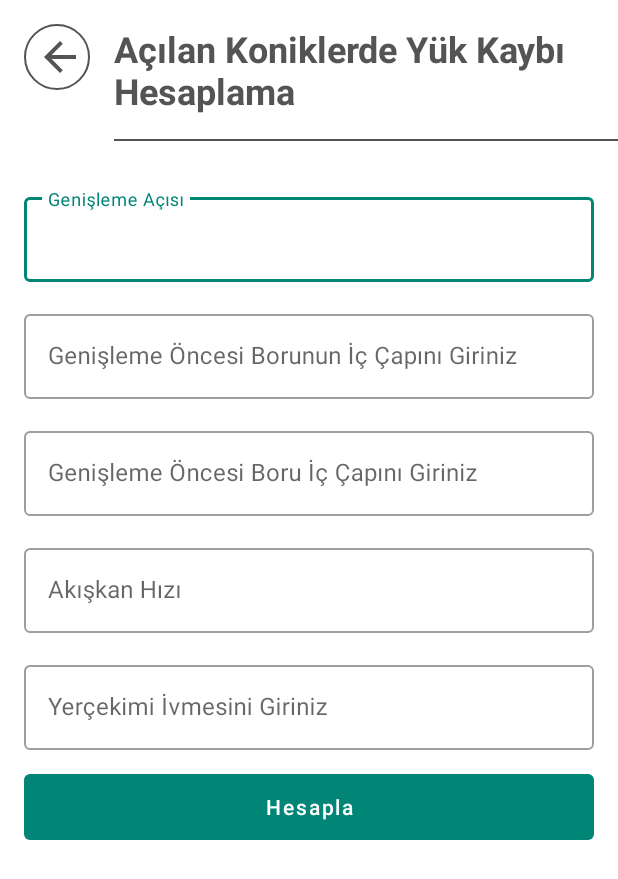
After one commit to nuriefeoglu/MbuProject, an Android app: the CalculateExpandingConicActivity screen opened directly, with no data from a screen before it, on a phone screen of 412 x 824 dp. The commit adds this screen. Shown: the top 879 px of the screen. Run offline under Robolectric (Android 15) with nearby library versions, the phone set to English and light mode, and no system bars; our stand-ins replace ButterKnife.

Commit message:
add CalculateExpandingConic

```diff
--- a/app/src/main/AndroidManifest.xml
+++ b/app/src/main/AndroidManifest.xml
@@ -11,7 +11,8 @@
         android:supportsRtl="true"
         android:theme="@style/AppTheme"
         tools:ignore="AllowBackup,GoogleAppIndexingWarning">
-        <activity android:name=".branchingandconnectioncurrent.BranchingAndConnectionCurrentActivity"></activity>
+        <activity android:name=".calculateexpandingconic.CalculateExpandingConicActivity"></activity>
+        <activity android:name=".branchingandconnectioncurrent.BranchingAndConnectionCurrentActivity" />
         <activity android:name=".circularroutescalculateofloadloseshard.CircularRoutesCalculateOfLoadLosesHardActivity" />
         <activity android:name=".circularroutescalculateofchargeloadsoft.CircularRoutesCalculateOfChargeLoadSoftActivity" />
         <activity android:name=".calculateofloadloses.CalculateOfLoadLosesActivity" />
--- /dev/null
+++ b/app/src/main/java/com/nuriefeoglu/mbuproject/calculateexpandingconic/CalculateExpandingConicActivity.java
@@ -0,0 +1,76 @@
+package com.nuriefeoglu.mbuproject.calculateexpandingconic;
+
+import android.widget.TextView;
+
+import com.google.android.material.button.MaterialButton;
+import com.google.android.material.textfield.TextInputEditText;
+import com.nuriefeoglu.mbuproject.R;
+import com.nuriefeoglu.mbuproject.base.BaseActivity;
+
+import butterknife.BindView;
+
+public class CalculateExpandingConicActivity extends BaseActivity implements CalculateExpandingConicPresenter.IView {
+
+    @BindView(R.id.edt_expanding_conic)
+    TextInputEditText edtExpandingConic;
+    @BindView(R.id.edt_genisleme_oncesi_boru_capi)
+    TextInputEditText edtGenislemeOncesiBoruIcCapi;
+    @BindView(R.id.edt_genisleme_sonrasi_boru_ic_capi)
+    TextInputEditText edtGenislemeSonrasiBoruIcCapi;
+    @BindView(R.id.edt_akiskan_hizi)
+    TextInputEditText edtAkiskanHizi;
+    @BindView(R.id.edt_yercekimi_ivmesi)
+    TextInputEditText edtYercekimiIvmesi;
+
+    @BindView(R.id.btn_hesapla)
+    MaterialButton btnHesapla;
+    @BindView(R.id.txt_sonuc)
+    TextView txtSonuc;
+
+    private CalculateExpandingConicPresenter presenter;
+
+    @Override
+    protected void viewDidLoad() {
+
+        presenter = new CalculateExpandingConicPresenter(this);
+        btnHesapla.setOnClickListener(v -> {
+            //noinspection ConstantConditions
+            presenter.validate(edtExpandingConic.getText().toString(),
+                    edtGenislemeOncesiBoruIcCapi.getText().toString(),
+                    edtGenislemeSonrasiBoruIcCapi.getText().toString(),
+                    edtAkiskanHizi.getText().toString(),
+                    edtYercekimiIvmesi.getText().toString());
+        });
+
+    }
+
+    @Override
+    protected int layoutRes() {
+        return R.layout.activity_calculate_expanding_conic;
+    }
+
+    @Override
+    public String setHeaderText() {
+        return getStringResource(R.string.calculate_expanding_conic);
+    }
+
+    @Override
+    public void setError() {
+        showToast(getStringResource(R.string.empty_field));
+    }
+
+    @Override
+    public void setResult(String result) {
+        txtSonuc.setText(String.format("Sonuç : %s", result));
+    }
+
+    @Override
+    public void setButtonEnabled() {
+        btnHesapla.setEnabled(true);
+    }
+
+    @Override
+    public void setButtonDisabled() {
+        btnHesapla.setEnabled(false);
+    }
+}
--- /dev/null
+++ b/app/src/main/java/com/nuriefeoglu/mbuproject/calculateexpandingconic/CalculateExpandingConicPresenter.java
@@ -0,0 +1,56 @@
+package com.nuriefeoglu.mbuproject.calculateexpandingconic;
+
+import com.nuriefeoglu.mbuproject.Formulas;
+
+import java.util.ArrayList;
+import java.util.List;
+
+public class CalculateExpandingConicPresenter {
+
+    private IView view;
+    private List<Double> pipeArr = new ArrayList<>();
+
+    CalculateExpandingConicPresenter(IView view) {
+        this.view = view;
+    }
+
+    private void calculate() {
+
+        try {
+            Double result;
+            result = Formulas.expandingConic(pipeArr.get(0), pipeArr.get(1), pipeArr.get(2), pipeArr.get(3), pipeArr.get(4));
+            view.setResult(result.toString());
+            view.setButtonEnabled();
+        } catch (ArrayIndexOutOfBoundsException e) {
+            e.printStackTrace();
+        }
+    }
+
+    void validate(String... pipes){
+        pipeArr.clear();
+        view.setButtonDisabled();
+        for (String pipe : pipes){
+            if (pipe.isEmpty() || pipe.matches("")){
+                view.setError();
+                pipeArr.clear();
+                view.setButtonEnabled();
+            } else {
+                pipeArr.add(Double.parseDouble(pipe));
+            }
+        }
+        calculate();
+    }
+
+
+    interface IView {
+        void setError();
+
+        void setResult(String result);
+
+        void setButtonEnabled();
+
+        void setButtonDisabled();
+
+    }
+
+}
--- a/app/src/main/java/com/nuriefeoglu/mbuproject/home/MainActivity.java
+++ b/app/src/main/java/com/nuriefeoglu/mbuproject/home/MainActivity.java
@@ -7,6 +7,7 @@ import com.nuriefeoglu.mbuproject.R;
 import com.nuriefeoglu.mbuproject.base.BaseActivity;
 import com.nuriefeoglu.mbuproject.branchingandconnectioncurrent.BranchingAndConnectionCurrentActivity;
 import com.nuriefeoglu.mbuproject.calculateEconomicDiameterOfThePipe.CalculateEconomicDiameterOfThePipeActivity;
+import com.nuriefeoglu.mbuproject.calculateexpandingconic.CalculateExpandingConicActivity;
 import com.nuriefeoglu.mbuproject.calculateofloadloses.CalculateOfLoadLosesActivity;
 import com.nuriefeoglu.mbuproject.circularroutescalculateofchargeloadsoft.CircularRoutesCalculateOfChargeLoadSoftActivity;
 import com.nuriefeoglu.mbuproject.circularroutescalculateofloadloseshard.CircularRoutesCalculateOfLoadLosesHardActivity;
@@ -42,7 +43,8 @@ public class MainActivity extends BaseActivity implements MainActivityPresenter.
     MaterialButton btnCircularRoutesCalculateOfChargeLoadHard;
     @BindView(R.id.btnBranchingAndConnectionCurrent)
     MaterialButton btnBranchingAndConnectionCurrent;
-
+    @BindView(R.id.btnCalculateExpandingConic)
+    MaterialButton btnCalculateExpandingConic;
 
     private MainActivityPresenter presenter;
 
@@ -67,6 +69,8 @@ public class MainActivity extends BaseActivity implements MainActivityPresenter.
 
         btnBranchingAndConnectionCurrent.setOnClickListener(v -> presenter.navigate(BranchingAndConnectionCurrentActivity.class));
 
+        btnCalculateExpandingConic.setOnClickListener(v -> presenter.navigate(CalculateExpandingConicActivity.class));
+
     }
 
     @Override
--- /dev/null
+++ b/app/src/main/res/layout/activity_calculate_expanding_conic.xml
@@ -0,0 +1,155 @@
+<?xml version="1.0" encoding="utf-8"?>
+<ScrollView xmlns:android="http://schemas.android.com/apk/res/android"
+    xmlns:app="http://schemas.android.com/apk/res-auto"
+    xmlns:tools="http://schemas.android.com/tools"
+    android:layout_width="match_parent"
+    android:layout_height="match_parent"
+    tools:context=".calculateexpandingconic.CalculateExpandingConicActivity">
+
+    <LinearLayout
+        android:layout_width="match_parent"
+        android:layout_height="wrap_content"
+        android:orientation="vertical">
+
+        <include
+            android:id="@+id/incHeader"
+            layout="@layout/header"/>
+
+        <LinearLayout
+            android:layout_width="match_parent"
+            android:layout_height="wrap_content"
+            android:orientation="vertical"
+            android:layout_marginStart="16dp"
+            android:layout_marginEnd="16dp"
+            android:layout_marginTop="16dp">
+
+
+            <com.google.android.material.textfield.TextInputLayout
+                style="@style/Widget.MaterialComponents.TextInputLayout.OutlinedBox"
+                android:layout_width="match_parent"
+                android:layout_height="wrap_content"
+                android:hint="@string/input_expanding_conic"
+                >
+
+                <com.google.android.material.textfield.TextInputEditText
+                    android:layout_width="match_parent"
+                    android:layout_height="wrap_content"
+                    android:maxLines="1"
+                    android:inputType="number|numberDecimal"
+                    android:id="@+id/edt_expanding_conic"
+
+
+                    />
+
+            </com.google.android.material.textfield.TextInputLayout>
+
+            <com.google.android.material.textfield.TextInputLayout
+                style="@style/Widget.MaterialComponents.TextInputLayout.OutlinedBox"
+                android:layout_width="match_parent"
+                android:layout_height="wrap_content"
+                android:layout_marginTop="@dimen/input_margin_top"
+                android:hint="@string/genisleme_oncesi_boru_ic_cap"
+                >
+
+                <com.google.android.material.textfield.TextInputEditText
+                    android:layout_width="match_parent"
+                    android:layout_height="wrap_content"
+                    android:maxLines="1"
+                    android:inputType="number|numberDecimal"
+                    android:id="@+id/edt_genisleme_oncesi_boru_capi"
+
+
+                    />
+
+            </com.google.android.material.textfield.TextInputLayout>
+
+            <com.google.android.material.textfield.TextInputLayout
+                style="@style/Widget.MaterialComponents.TextInputLayout.OutlinedBox"
+                android:layout_width="match_parent"
+                android:layout_height="wrap_content"
+                android:layout_marginTop="@dimen/input_margin_top"
+                android:hint="@string/genisleme_sonrasi_boru_ic_capi"
+                >
+
+                <com.google.android.material.textfield.TextInputEditText
+                    android:layout_width="match_parent"
+                    android:layout_height="wrap_content"
+                    android:maxLines="1"
+                    android:inputType="number|numberDecimal"
+                    android:id="@+id/edt_genisleme_sonrasi_boru_ic_capi"
+
+
+                    />
+
+            </com.google.android.material.textfield.TextInputLayout>
+
+            <com.google.android.material.textfield.TextInputLayout
+                style="@style/Widget.MaterialComponents.TextInputLayout.OutlinedBox"
+                android:layout_width="match_parent"
+                android:layout_height="wrap_content"
+                android:layout_marginTop="@dimen/input_margin_top"
+                android:hint="@string/akiskan_hizi_input"
+                >
+
+                <com.google.android.material.textfield.TextInputEditText
+                    android:layout_width="match_parent"
+                    android:layout_height="wrap_content"
+                    android:maxLines="1"
+                    android:inputType="number|numberDecimal"
+                    android:id="@+id/edt_akiskan_hizi"
+
+
+                    />
+
+            </com.google.android.material.textfield.TextInputLayout>
+
+            <com.google.android.material.textfield.TextInputLayout
+                style="@style/Widget.MaterialComponents.TextInputLayout.OutlinedBox"
+                android:layout_width="match_parent"
+                android:layout_height="wrap_content"
+                android:layout_marginTop="@dimen/input_margin_top"
+                android:hint="@string/yercekimi_ivmesi"
+                >
+
+                <com.google.android.material.textfield.TextInputEditText
+                    android:layout_width="match_parent"
+                    android:layout_height="wrap_content"
+                    android:maxLines="1"
+                    android:inputType="number|numberDecimal"
+                    android:id="@+id/edt_yercekimi_ivmesi"
+
+
+                    />
+
+            </com.google.android.material.textfield.TextInputLayout>
+
+            <com.google.android.material.button.MaterialButton
+                android:layout_width="match_parent"
+                android:layout_height="44dp"
+                android:insetTop="0dp"
+                android:insetLeft="0dp"
+                android:insetRight="0dp"
+                android:insetBottom="0dp"
+                android:layout_marginTop="16dp"
+                android:textAllCaps="false"
+                android:text="@string/calculate"
+                android:id="@+id/btn_hesapla"
+                android:stateListAnimator="@null"
+                />
+
+            <TextView
+                android:layout_width="match_parent"
+                android:layout_height="match_parent"
+                android:textSize="24sp"
+                android:textColor="#323232"
+                android:layout_gravity="center"
+                android:gravity="center"
+                android:textStyle="bold"
+                android:id="@+id/txt_sonuc"
+                />
+
+        </LinearLayout>
+
+    </LinearLayout>
+
+</ScrollView>
--- a/app/src/main/res/layout/activity_main.xml
+++ b/app/src/main/res/layout/activity_main.xml
@@ -89,6 +89,20 @@
             android:text="@string/branching_and_connection_current"
             android:textAllCaps="false" />
 
+        <com.google.android.material.button.MaterialButton
+            android:id="@+id/btnCalculateExpandingConic"
+            android:layout_width="match_parent"
+            android:layout_height="wrap_content"
+            android:layout_marginTop="@dimen/button_margin_top"
+            android:insetLeft="0dp"
+            android:insetTop="0dp"
+            android:insetRight="0dp"
+            android:insetBottom="0dp"
+            android:stateListAnimator="@null"
+            android:text="@string/calculate_expanding_conic"
+            android:textAllCaps="false" />
+
+
         <include
             android:id="@+id/incHeader"
             layout="@layout/header"
--- a/app/src/main/res/values/strings.xml
+++ b/app/src/main/res/values/strings.xml
@@ -23,4 +23,8 @@
     <string name="circular_routes_calculate_of_charge_load_hard">Keskin Dönüşlü Yük Kaybı Hesaplama</string>
     <string name="branching_and_connection_current">Gidiş İstikametinde Dallanan Ve Bağlanan Borıların Yük Kayıplarını Hesaplama</string>
     <string name="input_kr_kb">Kr/Kb Değerini Giriniz</string>
+    <string name="calculate_expanding_conic">Açılan Koniklerde Yük Kaybı Hesaplama</string>
+    <string name="input_expanding_conic">Genişleme Açısı</string>
+    <string name="genisleme_oncesi_boru_ic_cap">Genişleme Öncesi Borunun İç Çapını Giriniz</string>
+    <string name="genisleme_sonrasi_boru_ic_capi">Genişleme Öncesi Boru İç Çapını Giriniz</string>
 </resources>
```
